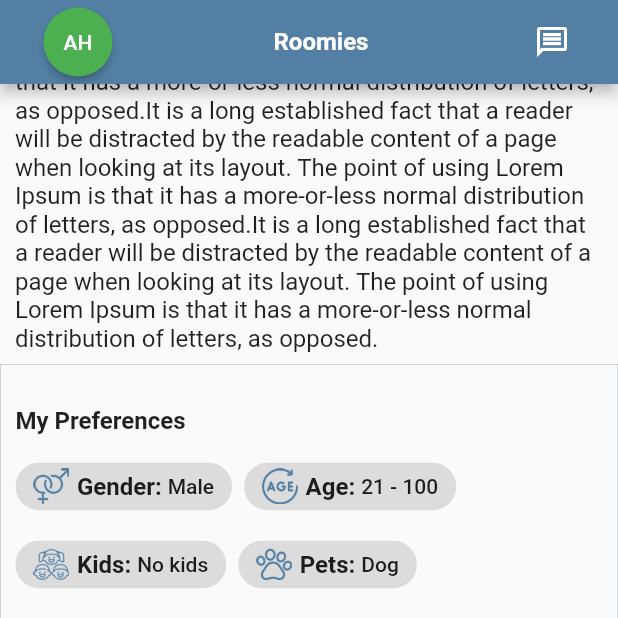
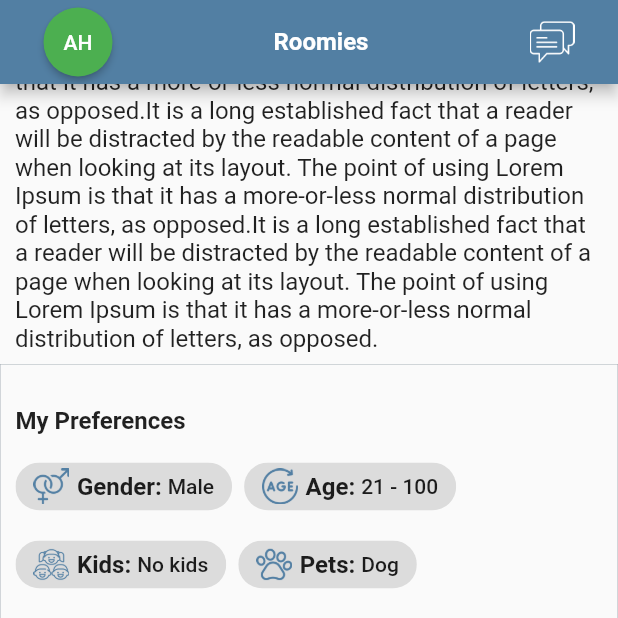
Before and after one commit to armel50/chance_app, a Flutter app: the screen it shows after launch, scrolled down 549 dp, on a phone screen of 412 x 824 dp, the top half of it. Run offline on Flutter 3.47's test engine with Material 2 defaults, Android fonts, the phone set to English and light mode, and no system bars; our stand-ins replace google_maps_flutter; missing offline and left inert: flat_icons_flutter; network calls fail; project files that could hold a hidden picture were left out.

Commit message:
changed the message icon in the appbar

```diff
--- a/lib/views/roommates/roommates.dart
+++ b/lib/views/roommates/roommates.dart
@@ -381,10 +381,8 @@ class _RoommateState extends State<Roommate> {
               ),
             ),
             IconButton(
-              icon: const Icon(
-                Icons.message_outlined,
-              ),
-              tooltip: 'Open shopping cart',
+              icon: ImageIcon(AssetImage('assets/images/chat.png'), size:30,),
+              tooltip: 'Messages',
               onPressed: () {
                 // handle the press
                 Navigator.push(
```
Also changed, not shown: assets/images/chat.png (added).
